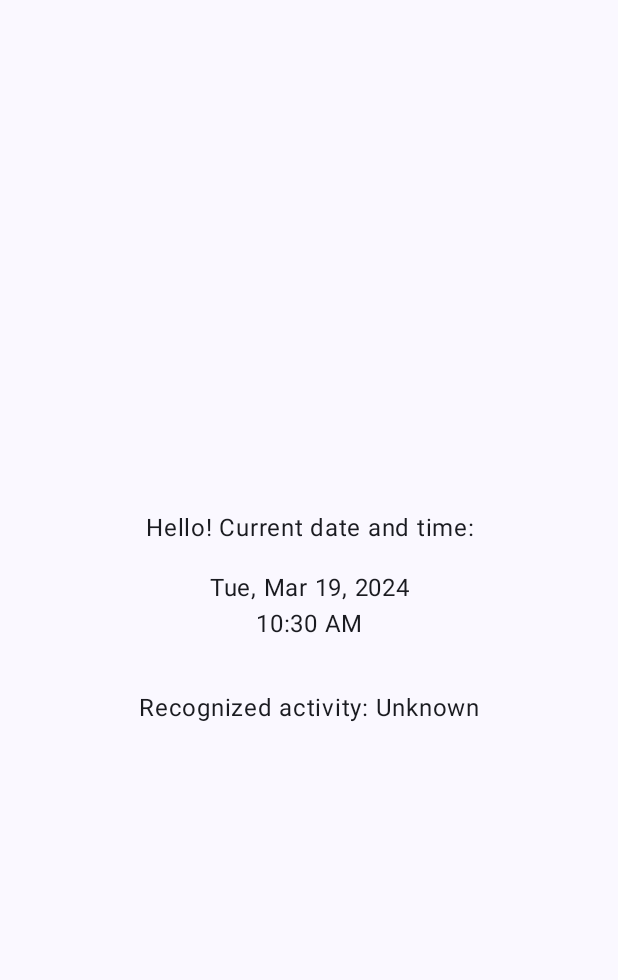
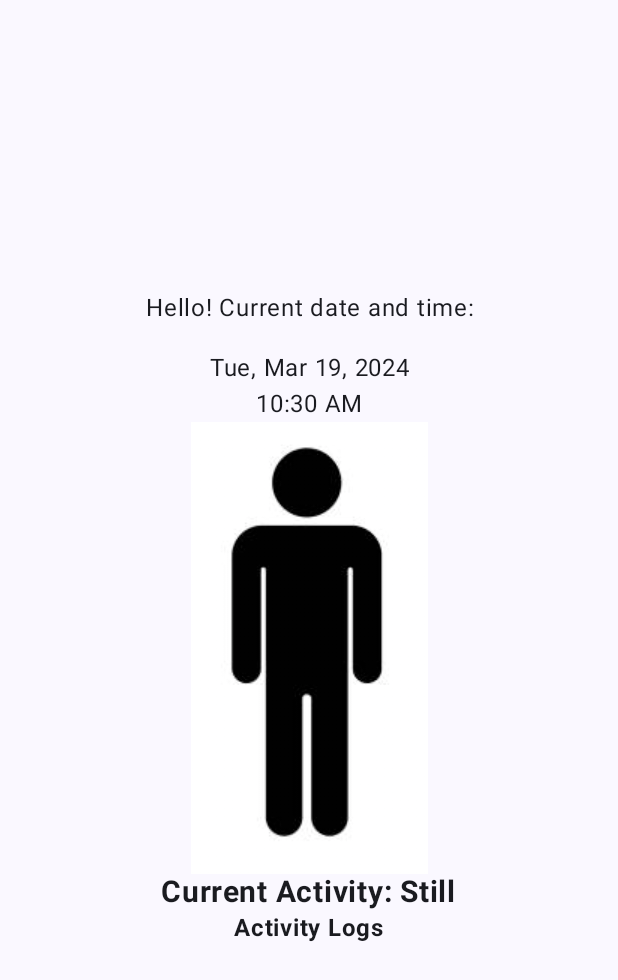
Before and after one commit to Amit-Morade/KR-ASS-2, an Android app built with Jetpack Compose: the screen it shows after launch (MainActivity), on a phone screen of 412 x 824 dp. Shown: the top 980 px of the screen. Run offline under Robolectric (Android 15) with nearby library versions, the phone set to English and light mode, and no system bars.

Commit message:
Major CHanges

```diff
--- a/app/build.gradle.kts
+++ b/app/build.gradle.kts
@@ -59,6 +59,7 @@ dependencies {
     implementation("androidx.compose.ui:ui-graphics")
     implementation("androidx.compose.ui:ui-tooling-preview")
     implementation("androidx.compose.material3:material3")
+    implementation("com.google.android.gms:play-services-location:21.2.0")
     testImplementation("junit:junit:4.13.2")
     androidTestImplementation("androidx.test.ext:junit:1.1.5")
     androidTestImplementation("androidx.test.espresso:espresso-core:3.5.1")
@@ -66,4 +67,6 @@ dependencies {
     androidTestImplementation("androidx.compose.ui:ui-test-junit4")
     debugImplementation("androidx.compose.ui:ui-tooling")
     debugImplementation("androidx.compose.ui:ui-test-manifest")
+
+
 }
--- a/app/src/main/AndroidManifest.xml
+++ b/app/src/main/AndroidManifest.xml
@@ -2,6 +2,7 @@
 <manifest xmlns:android="http://schemas.android.com/apk/res/android"
     xmlns:tools="http://schemas.android.com/tools">
 
+    <uses-permission android:name="com.google.android.gms.permission.ACTIVITY_RECOGNITION" />
     <application
         android:allowBackup="true"
         android:dataExtractionRules="@xml/data_extraction_rules"
--- a/app/src/main/java/com/example/ass2/MainActivity.kt
+++ b/app/src/main/java/com/example/ass2/MainActivity.kt
@@ -1,3 +1,4 @@
+
 package com.example.ass2
 
 import android.os.Bundle
--- a/app/src/main/java/com/example/ass2/Welcome.kt
+++ b/app/src/main/java/com/example/ass2/Welcome.kt
@@ -1,23 +1,13 @@
 package com.example.ass2
-
-import android.content.Context
-import android.hardware.Sensor
-import android.hardware.SensorEvent
-import android.hardware.SensorEventListener
-import android.hardware.SensorManager
 import androidx.compose.foundation.layout.Arrangement
 import androidx.compose.foundation.layout.Column
 import androidx.compose.foundation.layout.fillMaxSize
 import androidx.compose.foundation.layout.padding
-import androidx.compose.material3.MaterialTheme
 import androidx.compose.material3.Text
-import androidx.compose.runtime.Composable
 import androidx.compose.runtime.DisposableEffect
 import androidx.compose.runtime.LaunchedEffect
-import androidx.compose.runtime.getValue
 import androidx.compose.runtime.mutableStateOf
 import androidx.compose.runtime.remember
-import androidx.compose.runtime.setValue
 import androidx.compose.ui.Alignment
 import androidx.compose.ui.Modifier
 import androidx.compose.ui.platform.LocalContext
@@ -28,7 +18,55 @@ import java.text.SimpleDateFormat
 import java.util.Calendar
 import java.util.Date
 import java.util.Locale
+import android.content.Context
+import android.hardware.Sensor
+import android.hardware.SensorEvent
+import android.hardware.SensorEventListener
+import android.hardware.SensorManager
+import android.media.MediaPlayer
+import android.widget.Toast
+import androidx.compose.foundation.Image
+import androidx.compose.foundation.layout.Row
+import androidx.compose.runtime.Composable
+import androidx.compose.ui.res.painterResource
+import androidx.compose.ui.text.font.FontWeight
+import androidx.compose.ui.unit.sp
+import android.content.ContentValues
 
+import android.database.sqlite.SQLiteDatabase
+import android.database.sqlite.SQLiteOpenHelper
+
+class ActivityDatabaseHelper(context: Context) : SQLiteOpenHelper(context, DATABASE_NAME, null, DATABASE_VERSION) {
+
+    companion object {
+        private const val DATABASE_VERSION = 1
+        private const val DATABASE_NAME = "ActivityLog.db"
+        const val TABLE_NAME = "activity_log"
+        const val COLUMN_ID = "id"
+        const val COLUMN_START_TIME = "start_time"
+        const val COLUMN_DURATION = "duration"
+        const val COLUMN_ACTIVITY = "activity"
+    }
+
+    override fun onCreate(db: SQLiteDatabase?) {
+        val createTableSQL = "CREATE TABLE $TABLE_NAME ($COLUMN_ID INTEGER PRIMARY KEY AUTOINCREMENT, $COLUMN_START_TIME TEXT, $COLUMN_DURATION INTEGER, $COLUMN_ACTIVITY TEXT)"
+        db?.execSQL(createTableSQL)
+    }
+
+    override fun onUpgrade(db: SQLiteDatabase?, oldVersion: Int, newVersion: Int) {
+        db?.execSQL("DROP TABLE IF EXISTS $TABLE_NAME")
+        onCreate(db)
+    }
+
+    fun insertActivityLog(startTime: String, duration: Long, activity: String) {
+        val values = ContentValues().apply {
+            put(COLUMN_START_TIME, startTime)
+            put(COLUMN_DURATION, duration)
+            put(COLUMN_ACTIVITY, activity)
+        }
+        writableDatabase.insert(TABLE_NAME, null, values)
+    }
+}
 @Composable
 fun WelcomeScreen() {
     val currentTime = remember { mutableStateOf(Calendar.getInstance().time) }
@@ -47,8 +85,180 @@ fun WelcomeScreen() {
         verticalArrangement = Arrangement.Center,
         horizontalAlignment = Alignment.CenterHorizontally
     ) {
+
         GreetingMessage(currentTime.value)
-        RecognizeActivity()
+        ActivityTracker()
+        DisplayActivityLogs(ActivityDatabaseHelper(LocalContext.current))
+
+    }
+
+}
+
+
+
+// Constants for threshold values
+private const val THRESHOLD_RUNNING = 5.0
+private const val THRESHOLD_WALKING = 10.5
+private const val THRESHOLD_VEHICLE = 20.0
+
+@Composable
+fun ActivityTracker() {
+    val currentTime = remember { mutableStateOf(Calendar.getInstance().time) }
+    val context = LocalContext.current
+    val activity = remember { mutableStateOf("Still") }
+    val activityStartTime = remember { mutableStateOf(System.currentTimeMillis()) }
+    val lastActivityStartTime = remember { mutableStateOf(System.currentTimeMillis()) } // New state for last activity start time
+    val activityDatabaseHelper = remember { ActivityDatabaseHelper(context) }
+    val mediaPlayer = remember {
+        MediaPlayer.create(context, R.raw.music)
+    }
+
+    fun formatDuration(durationMillis: Long): String {
+        val seconds = (durationMillis / 1000) % 60
+        val minutes = (durationMillis / (1000 * 60)) % 60
+        val hours = (durationMillis / (1000 * 60 * 60)) % 24
+        return String.format("%02d:%02d:%02d", hours, minutes, seconds)
+    }
+
+    // Initialize SensorManager
+    val sensorManager = context.getSystemService(Context.SENSOR_SERVICE) as SensorManager
+
+    // Register Sensor Listener
+    val accelerometerSensor = sensorManager.getDefaultSensor(Sensor.TYPE_ACCELEROMETER)
+    val accelerometerListener = object : SensorEventListener {
+        override fun onAccuracyChanged(sensor: Sensor?, accuracy: Int) {}
+
+        override fun onSensorChanged(event: SensorEvent?) {
+            event?.let {
+                val x = it.values[0]
+                val y = it.values[1]
+                val z = it.values[2]
+
+                // Example: Calculate magnitude of acceleration
+                val magnitude = Math.sqrt((x * x + y * y + z * z).toDouble())
+                if (magnitude > THRESHOLD_VEHICLE){
+                    if (activity.value != "Vehicle") {
+                        lastActivityStartTime.value = System.currentTimeMillis() // Update last activity start time
+                        activityStartTime.value = System.currentTimeMillis()
+                        activityDatabaseHelper.insertActivityLog(currentTime.value.toString(), System.currentTimeMillis() - activityStartTime.value, "Vehicle")
+                    }
+                    activity.value = "Vehicle"
+                    if (mediaPlayer.isPlaying) {
+                        mediaPlayer.pause()
+                    }
+                }
+                // Example: Determine activity based on magnitude
+                if (magnitude > THRESHOLD_RUNNING) {
+                    if (activity.value != "Running") {
+                        lastActivityStartTime.value = System.currentTimeMillis() // Update last activity start time
+                        activityStartTime.value = System.currentTimeMillis()
+                        activityDatabaseHelper.insertActivityLog(currentTime.value.toString(), System.currentTimeMillis() - activityStartTime.value, "Running")
+                    }
+                    activity.value = "Running"
+                if (!mediaPlayer.isPlaying) {
+                        mediaPlayer.start()
+                    }
+
+                } else if (magnitude > THRESHOLD_WALKING) {
+                    if (activity.value != "Walking") {
+                        lastActivityStartTime.value = System.currentTimeMillis() // Update last activity start time
+                        activityStartTime.value = System.currentTimeMillis()
+                        activityDatabaseHelper.insertActivityLog(currentTime.value.toString(), System.currentTimeMillis() - activityStartTime.value, "Walking")
+                    }
+                    activity.value = "Walking"
+                    if (mediaPlayer.isPlaying) {
+                        mediaPlayer.pause()
+                    }
+                } else{
+                    if (activity.value != "Still") {
+                        lastActivityStartTime.value = System.currentTimeMillis() // Update last activity start time
+                        activityStartTime.value = System.currentTimeMillis()
+                        activityDatabaseHelper.insertActivityLog(currentTime.value.toString(), System.currentTimeMillis() - activityStartTime.value, "Still")
+                    }
+                    activity.value = "Still"
+                    if (mediaPlayer.isPlaying) {
+                        mediaPlayer.pause()
+                    }
+                }
+            }
+        }
+    }
+
+    sensorManager.registerListener(
+        accelerometerListener,
+        accelerometerSensor,
+        SensorManager.SENSOR_DELAY_NORMAL
+    )
+
+    // Composable UI
+    Row {
+        if (activity.value=="Still"){
+        Image(painter = painterResource(id = R.drawable.still2), contentDescription = "Still")
+        }
+        else if (activity.value=="Walking"){
+            Column {
+                Image(painter = painterResource(id = R.drawable.walk), contentDescription = "Still")
+                Text(text = "You can do It!! Try Running More Fast")
+            }
+
+        }
+        else{
+            Image(painter = painterResource(id = R.drawable.run), contentDescription = "Still")
+
+        }
+    }
+    Column {
+        Text(
+            text = "Current Activity: ${activity.value}",
+            fontSize = 20.sp,
+            fontWeight = FontWeight.Bold
+        )
+        DisposableEffect(activity.value) {
+            onDispose {
+                val durationMillis = System.currentTimeMillis() - activityStartTime.value
+                val durationText = formatDuration(durationMillis)
+                Toast.makeText(context, "Duration of ${activity.value}: $durationText", Toast.LENGTH_SHORT).show()
+            }
+        }
+    }
+
+}
+
+@Composable
+fun DisplayActivityLogs(databaseHelper: ActivityDatabaseHelper) {
+    val context = LocalContext.current
+    val activityLogs = remember { mutableStateOf(listOf<String>()) }
+
+    // Query the database for activity logs
+    LaunchedEffect(Unit) {
+        val db = databaseHelper.readableDatabase
+        val cursor = db.rawQuery("SELECT * FROM ${ActivityDatabaseHelper.TABLE_NAME}", null)
+        val logs = mutableListOf<String>()
+
+        if (cursor != null) {
+            val startTimeIndex = cursor.getColumnIndex(ActivityDatabaseHelper.COLUMN_START_TIME)
+            val durationIndex = cursor.getColumnIndex(ActivityDatabaseHelper.COLUMN_DURATION)
+            val activityIndex = cursor.getColumnIndex(ActivityDatabaseHelper.COLUMN_ACTIVITY)
+
+            while (cursor.moveToNext()) {
+                val startTime = cursor.getString(startTimeIndex)
+                val duration = cursor.getLong(durationIndex)
+                val activity = cursor.getString(activityIndex)
+                logs.add("Start Time: $startTime, Duration: $duration s, Activity: $activity")
+            }
+            cursor.close()
+        }
+
+        db.close()
+        activityLogs.value = logs
+    }
+
+    // Display activity logs
+    Column {
+        Text(text = "Activity Logs", fontWeight = FontWeight.Bold)
+        activityLogs.value.forEach {
+            Text(text = it)
+        }
     }
 }
 
@@ -68,57 +278,3 @@ fun GreetingMessage(currentTime: Date) {
         textAlign = TextAlign.Center
     )
 }
-
-@Composable
-fun RecognizeActivity() {
-    val sensorManager = LocalContext.current.getSystemService(Context.SENSOR_SERVICE) as SensorManager
-    val accelerometer = sensorManager.getDefaultSensor(Sensor.TYPE_ACCELEROMETER)
-    val sensorListener = remember { MySensorListener() }
-
-    // Start listening to accelerometer sensor events
-    LaunchedEffect(Unit) {
-        sensorManager.registerListener(sensorListener, accelerometer, SensorManager.SENSOR_DELAY_NORMAL)
-    }
-
-    // Display recognized activity
-    Text(
-        text = "Recognized activity: ${sensorListener.currentActivity}",
-
-        textAlign = TextAlign.Center,
-        modifier = Modifier.padding(top = 32.dp)
-    )
-
-    // Cleanup: unregister sensor listener when the composable is disposed
-    DisposableEffect(Unit) {
-        onDispose {
-            sensorManager.unregisterListener(sensorListener)
-        }
-    }
-
-}
-
-class MySensorListener : SensorEventListener {
-    var currentActivity by mutableStateOf("Unknown")
-
-    override fun onAccuracyChanged(sensor: Sensor?, accuracy: Int) {
-        // Not used for this example
-    }
-
-    override fun onSensorChanged(event: SensorEvent?) {
-        event?.let {
-            val x = event.values[0]
-            val y = event.values[1]
-            val z = event.values[2]
-
-            // Perform your activity recognition logic here based on accelerometer data
-            // For demonstration, we'll just check if the device is moving or not
-            val acceleration = Math.sqrt((x * x + y * y + z * z).toDouble()).toFloat()
-
-            if (acceleration > 0.5f) {
-                currentActivity = "Moving"
-            } else {
-                currentActivity = "Still"
-            }
-        }
-    }
-}
```
Also changed, not shown: app/src/main/res/drawable-ani/walkani.gif (added), app/src/main/res/drawable/run.png (added), app/src/main/res/drawable/still.jpeg (added), app/src/main/res/drawable/still2.png (added), app/src/main/res/drawable/walk.png (added).
